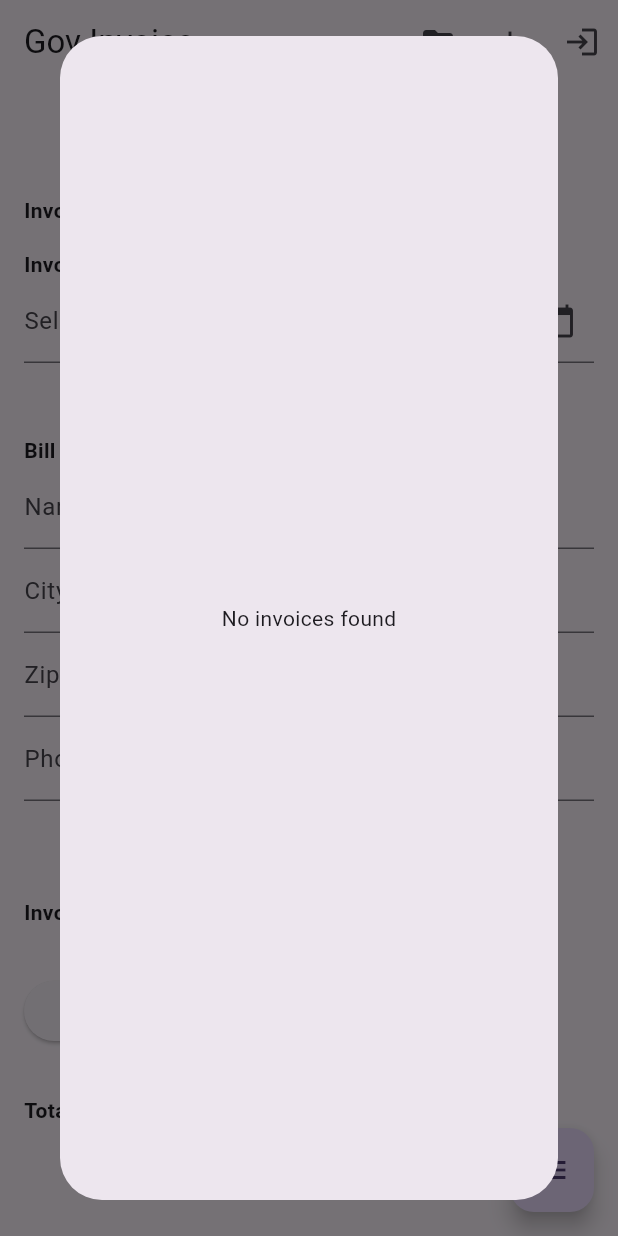
After one commit to blaze2004/gov_invoice, a Flutter app: the screen it shows after launch, after a tap on the "folder open" icon, on a phone screen of 412 x 824 dp. The commit adds this screen. Run offline on Flutter 3.47's test engine with Material 2 defaults, Android fonts, the phone set to English and light mode, and no system bars; our stand-ins replace flutter_dotenv, supabase_flutter; accounts and stored records are empty.

Commit message:
defined invoice model and fixed auth issues

```diff
--- /dev/null
+++ b/lib/invoice_page.dart
@@ -0,0 +1,86 @@
+import 'package:flutter/material.dart';
+import 'package:gov_invoice/invoice_form.dart';
+import 'package:gov_invoice/main.dart';
+import 'package:gov_invoice/popup.dart';
+import 'package:supabase_flutter/supabase_flutter.dart';
+
+class GovInvoicePage extends StatefulWidget {
+  const GovInvoicePage({super.key});
+
+  @override
+  State<GovInvoicePage> createState() => _GovInvoicePageState();
+}
+
+class _GovInvoicePageState extends State<GovInvoicePage> {
+  Session? session = supabase.auth.currentSession;
+
+  void _showOptionsPopup(BuildContext context) {
+    showDialog(
+        context: context,
+        builder: (BuildContext context) {
+          return const Dialog(
+            child: OptionsPopup(),
+          );
+        });
+  }
+
+  void _openInvoiceManager(BuildContext context) {
+    showDialog(
+        context: context,
+        builder: (BuildContext context) {
+          return const Dialog(
+            child: InvoiceManagerPopup(),
+          );
+        });
+  }
+
+  Future<void> _logOut() async {
+    await supabase.auth.signOut();
+    setState(() {
+      session = supabase.auth.currentSession;
+    });
+  }
+
+  @override
+  Widget build(BuildContext context) {
+    return Scaffold(
+      appBar: AppBar(
+        title: const Text('Gov Invoice'),
+        actions: [
+          IconButton(
+            onPressed: () {
+              _openInvoiceManager(context);
+            },
+            icon: const Icon(Icons.folder_open),
+          ),
+          IconButton(
+            onPressed: () {},
+            icon: const Icon(Icons.add),
+          ),
+          IconButton(
+            onPressed: () {
+              if (session == null) {
+                Navigator.of(context).pushReplacementNamed("/login");
+              } else {
+                _logOut();
+              }
+            },
+            icon: session == null
+                ? const Icon(Icons.login)
+                : const Icon(Icons.logout),
+          )
+        ],
+      ),
+      body: const Center(
+        child: InvoiceForm(),
+      ),
+      floatingActionButton: FloatingActionButton(
+        onPressed: () {
+          _showOptionsPopup(context);
+        },
+        tooltip: 'Menu',
+        child: const Icon(Icons.menu),
+      ),
+    );
+  }
+}
--- a/lib/login_page.dart
+++ b/lib/login_page.dart
@@ -60,7 +60,7 @@ class _LoginPageState extends State<LoginPage> {
       final session = data.session;
       if (session != null) {
         _redirecting = true;
-        Navigator.of(context).pushReplacementNamed('/account');
+        Navigator.of(context).pushReplacementNamed('/');
       }
     });
     super.initState();
--- a/lib/main.dart
+++ b/lib/main.dart
@@ -1,13 +1,14 @@
 import 'package:flutter/material.dart';
-import 'package:gov_invoice/invoice_generator.dart';
+import 'package:gov_invoice/invoice_page.dart';
 import 'package:gov_invoice/login_page.dart';
-import 'package:gov_invoice/splash_screen.dart';
 import 'package:supabase_flutter/supabase_flutter.dart';
+import 'package:flutter_dotenv/flutter_dotenv.dart';
 
 Future<void> main() async {
+  await dotenv.load(fileName: ".env");
   await Supabase.initialize(
-    url: 'supabase_url',
-    anonKey: 'supabase_anon_key',
+    url: dotenv.env['SUPABASE_URL']!,
+    anonKey: dotenv.env['SUPABASE_ANON_KEY']!,
     authFlowType: AuthFlowType.pkce,
   );
   runApp(const GovInvoice());
@@ -28,9 +29,8 @@ class GovInvoice extends StatelessWidget {
       ),
       initialRoute: "/",
       routes: <String, WidgetBuilder>{
-        '/': (_) => const SplashPage(),
+        '/': (_) => const GovInvoicePage(),
         '/login': (_) => const LoginPage(),
-        '/invoice': (_) => const GovInvoicePage(),
       },
       debugShowCheckedModeBanner: false,
     );
--- /dev/null
+++ b/lib/models/invoice.dart
@@ -0,0 +1,56 @@
+class InvoiceItem {
+  String description;
+  double amount;
+
+  InvoiceItem({required this.description, required this.amount});
+}
+
+class Person {
+  String name;
+  String city;
+  String zipCode;
+  String phoneNumber;
+
+  Person({
+    required this.name,
+    required this.city,
+    required this.zipCode,
+    required this.phoneNumber,
+  });
+}
+
+class Invoice {
+  String invoiceNumber;
+  String invoiceDate;
+  Person billTo;
+  Person from;
+  List<InvoiceItem> items;
+  double totalAmount;
+
+  String filename;
+  DateTime createdDate = DateTime.now();
+  DateTime updatedDate;
+
+  Invoice({
+    required this.invoiceNumber,
+    required this.invoiceDate,
+    required this.billTo,
+    required this.from,
+    required this.items,
+    required this.totalAmount,
+    required this.updatedDate,
+    this.filename = "my-invoice",
+  });
+}
+
+Map<String, Invoice> localInvoiceDataSet = {
+  // "temp": Invoice(
+  //     filename: "temp",
+  //     updatedDate: DateTime.now(),
+  //     invoiceNumber: "1",
+  //     invoiceDate: "20-02-2002",
+  //     billTo: Person(name: "1", city: "1", zipCode: "1", phoneNumber: "1"),
+  //     from: Person(name: "1", city: "1", zipCode: "1", phoneNumber: "1"),
+  //     items: [],
+  //     totalAmount: 1.0)
+};
--- /dev/null
+++ b/lib/popup.dart
@@ -0,0 +1,97 @@
+import 'package:flutter/material.dart';
+import 'package:gov_invoice/main.dart';
+import 'package:gov_invoice/models/invoice.dart';
+
+class OptionsPopup extends StatelessWidget {
+  const OptionsPopup({super.key});
+
+  @override
+  Widget build(BuildContext context) {
+    return SizedBox(
+      height: 200,
+      width: 200,
+      child: ListView(
+        children: const [
+          ListTile(
+            title: Text("Update"),
+            leading: Icon(Icons.save),
+          ),
+          ListTile(
+            title: Text("Save"),
+            leading: Icon(Icons.save_as),
+            // onTap: () { },
+          ),
+          ListTile(
+            title: Text("Email"),
+            leading: Icon(Icons.email),
+          ),
+          ListTile(
+            title: Text("Print"),
+            leading: Icon(Icons.print),
+          ),
+        ],
+      ),
+    );
+  }
+}
+
+class InvoiceManagerPopup extends StatelessWidget {
+  const InvoiceManagerPopup({super.key});
+
+  Map<String, Invoice> _getInvoices() {
+    if (supabase.auth.currentSession != null) {
+      final response = supabase.from("invoices").select();
+      return response as Map<String, Invoice>;
+    } else {
+      return localInvoiceDataSet;
+    }
+  }
+
+  @override
+  Widget build(BuildContext context) {
+    final Map<String, Invoice> invoices = _getInvoices();
+
+    if (invoices.isEmpty) {
+      return const Center(
+        child: Text("No invoices found"),
+      );
+    }
+
+    return Container(
+      height: 800,
+      width: 500,
+      padding: const EdgeInsets.all(16.0),
+      child: ListView(
+        children: [
+          for (var invoice in _getInvoices().values)
+            Row(
+              mainAxisAlignment: MainAxisAlignment.spaceBetween,
+              crossAxisAlignment: CrossAxisAlignment.center,
+              children: [
+                Text(invoice.filename),
+                Text(invoice.updatedDate.toString()),
+                Row(
+                  children: [
+                    IconButton(
+                      onPressed: () {},
+                      icon: const Icon(Icons.edit),
+                    ),
+                    IconButton(
+                      onPressed: () {},
+                      icon: const Icon(Icons.delete),
+                    ),
+                  ],
+                ),
+                const Divider(
+                  color: Colors.grey,
+                  thickness: 1.0,
+                  height: 20,
+                ),
+                const SizedBox(height: 16.0),
+              ],
+            ),
+        ],
+      ),
+    );
+  }
+}
--- a/pubspec.yaml
+++ b/pubspec.yaml
@@ -36,6 +36,8 @@ dependencies:
   # Use with the CupertinoIcons class for iOS style icons.
   cupertino_icons: ^1.0.2
   supabase_flutter: ^1.10.16
+  flutter_dotenv: ^5.1.0
+  shared_preferences: ^2.2.1
 
 dev_dependencies:
   flutter_test:
@@ -60,7 +62,8 @@ flutter:
   uses-material-design: true
 
   # To add assets to your application, add an assets section, like this:
-  # assets:
+  assets:
+    - .env
   #   - images/a_dot_burr.jpeg
   #   - images/a_dot_ham.jpeg
 
```
Also changed, not shown: lib/drawer.dart (deleted, +0 -39 lines), lib/invoice_form.dart (renamed from lib/invoice.dart, +1 -7 lines), lib/invoice_generator.dart (deleted, +0 -42 lines), lib/splash_screen.dart (deleted, +0 -38 lines), .example.env (added), lib/supabase.dart (deleted), pubspec.lock, 1 other file.
